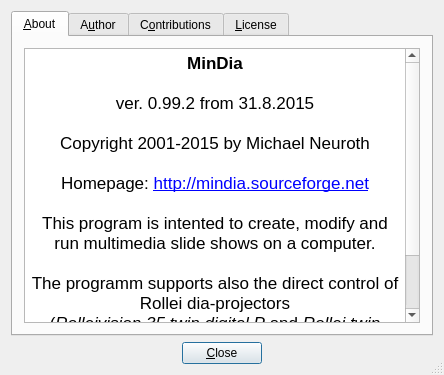
Old version of the form src/AboutExtDlg4.ui in the repository mneuroth/MinDia.
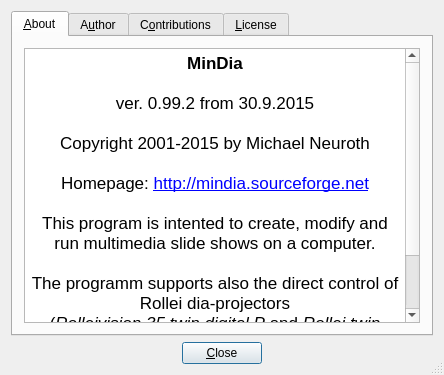
New version of the form.

```diff
--- a/src/AboutExtDlg4.ui
+++ b/src/AboutExtDlg4.ui
@@ -67,7 +67,7 @@
 &lt;html&gt;&lt;head&gt;&lt;meta name=&quot;qrichtext&quot; content=&quot;1&quot; /&gt;&lt;style type=&quot;text/css&quot;&gt;
 p, li { white-space: pre-wrap; }
 &lt;/style&gt;&lt;/head&gt;&lt;body style=&quot; font-family:'.Lucida Grande UI'; font-size:13pt; font-weight:400; font-style:normal;&quot;&gt;
-&lt;p align=&quot;center&quot; style=&quot; margin-top:0px; margin-bottom:0px; margin-left:0px; margin-right:0px; -qt-block-indent:0; text-indent:0px;&quot;&gt;&lt;span style=&quot; font-family:'Lucida Grande'; font-weight:600;&quot;&gt;MinDia&lt;/span&gt;&lt;span style=&quot; font-family:'Lucida Grande';&quot;&gt;&lt;br /&gt;&lt;br /&gt;ver. 0.99.2 from 31.8.2015&lt;br /&gt;&lt;br /&gt;Copyright 2001-2015 by Michael Neuroth&lt;br /&gt;&lt;br /&gt;Homepage: &lt;/span&gt;&lt;a href=&quot;http://mindia.sourceforge.net&quot;&gt;&lt;span style=&quot; font-family:'Lucida Grande'; text-decoration: underline; color:#0000ff;&quot;&gt;http://mindia.sourceforge.net&lt;/span&gt;&lt;/a&gt;&lt;span style=&quot; font-family:'Lucida Grande';&quot;&gt;&lt;br /&gt;&lt;br /&gt;This program is intented to create, modify and run multimedia slide shows on a computer. &lt;br /&gt;&lt;br /&gt;The programm supports also the direct control of Rollei dia-projectors &lt;br /&gt;(&lt;/span&gt;&lt;span style=&quot; font-family:'Lucida Grande'; font-style:italic;&quot;&gt;Rolleivision 35 twin digital P&lt;/span&gt;&lt;span style=&quot; font-family:'Lucida Grande';&quot;&gt; and &lt;/span&gt;&lt;span style=&quot; font-family:'Lucida Grande'; font-style:italic;&quot;&gt;Rollei twin MSC 3x0 P&lt;/span&gt;&lt;span style=&quot; font-family:'Lucida Grande';&quot;&gt;).&lt;/span&gt;&lt;/p&gt;
+&lt;p align=&quot;center&quot; style=&quot; margin-top:0px; margin-bottom:0px; margin-left:0px; margin-right:0px; -qt-block-indent:0; text-indent:0px;&quot;&gt;&lt;span style=&quot; font-family:'Lucida Grande'; font-weight:600;&quot;&gt;MinDia&lt;/span&gt;&lt;span style=&quot; font-family:'Lucida Grande';&quot;&gt;&lt;br /&gt;&lt;br /&gt;ver. 0.99.2 from 30.9.2015&lt;br /&gt;&lt;br /&gt;Copyright 2001-2015 by Michael Neuroth&lt;br /&gt;&lt;br /&gt;Homepage: &lt;/span&gt;&lt;a href=&quot;http://mindia.sourceforge.net&quot;&gt;&lt;span style=&quot; font-family:'Lucida Grande'; text-decoration: underline; color:#0000ff;&quot;&gt;http://mindia.sourceforge.net&lt;/span&gt;&lt;/a&gt;&lt;span style=&quot; font-family:'Lucida Grande';&quot;&gt;&lt;br /&gt;&lt;br /&gt;This program is intented to create, modify and run multimedia slide shows on a computer. &lt;br /&gt;&lt;br /&gt;The programm supports also the direct control of Rollei dia-projectors &lt;br /&gt;(&lt;/span&gt;&lt;span style=&quot; font-family:'Lucida Grande'; font-style:italic;&quot;&gt;Rolleivision 35 twin digital P&lt;/span&gt;&lt;span style=&quot; font-family:'Lucida Grande';&quot;&gt; and &lt;/span&gt;&lt;span style=&quot; font-family:'Lucida Grande'; font-style:italic;&quot;&gt;Rollei twin MSC 3x0 P&lt;/span&gt;&lt;span style=&quot; font-family:'Lucida Grande';&quot;&gt;).&lt;/span&gt;&lt;/p&gt;
 &lt;p align=&quot;center&quot; style=&quot; margin-top:0px; margin-bottom:0px; margin-left:0px; margin-right:0px; -qt-block-indent:0; text-indent:0px;&quot;&gt;&lt;span style=&quot; font-family:'Lucida Grande';&quot;&gt;&lt;br /&gt;&lt;/span&gt;&lt;/p&gt;&lt;/body&gt;&lt;/html&gt;</string>
          </property>
         </widget>
```
